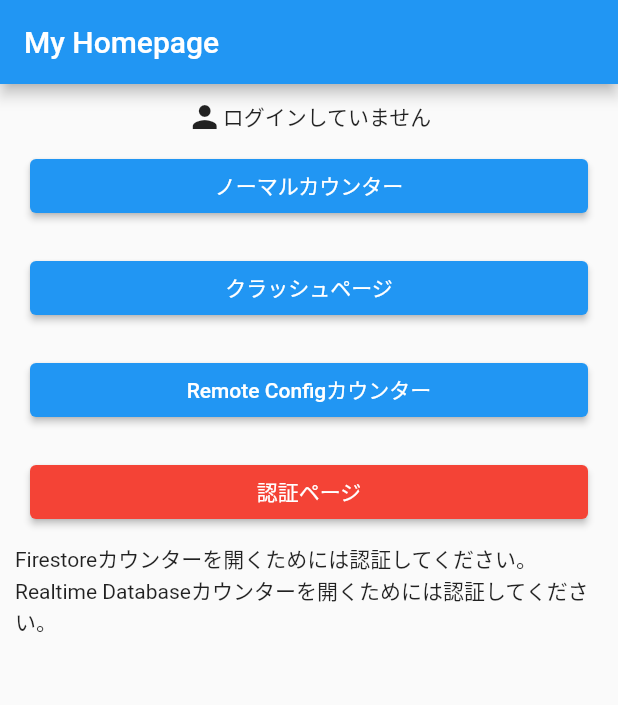
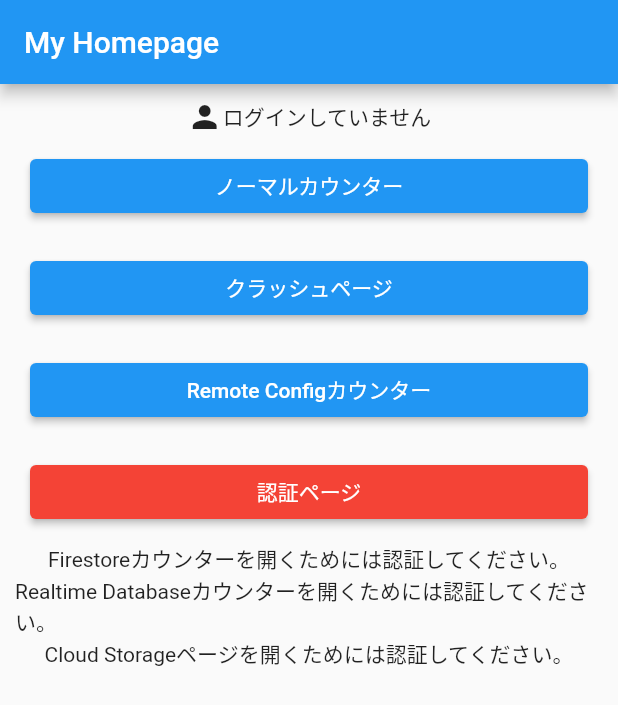
Before and after one commit to snova301/counter_firebase, a Flutter app: the screen it shows after launch, on a phone screen of 412 x 824 dp. Shown: the top 705 px of the screen. Run offline on Flutter 3.47's test engine with Material 2 defaults, Android fonts, the phone set to English and light mode, and no system bars; our stand-ins replace cloud_firestore, firebase_analytics, firebase_auth, firebase_core, firebase_crashlytics, firebase_database and 4 more; accounts and stored records are empty; generated files the repository leaves out were written again.

Commit message:
8_cloud_storage

```diff
--- a/lib/main.dart
+++ b/lib/main.dart
@@ -1,6 +1,5 @@
 /// Flutter関係のインポート
-import 'package:counter_firebase/firestore_page.dart';
-import 'package:counter_firebase/realtime_database_page.dart';
+import 'package:flutter/foundation.dart';
 import 'package:flutter/material.dart';
 import 'package:flutter_riverpod/flutter_riverpod.dart';
 import 'dart:async';
@@ -8,6 +7,9 @@ import 'dart:async';
 /// Firebase関係のインポート
 import 'package:firebase_core/firebase_core.dart';
 import 'firebase_options.dart';
+import 'package:counter_firebase/cloud_storage.dart';
+import 'package:counter_firebase/firestore_page.dart';
+import 'package:counter_firebase/realtime_database_page.dart';
 import 'package:firebase_analytics/firebase_analytics.dart';
 import 'package:firebase_crashlytics/firebase_crashlytics.dart';
 import 'package:firebase_auth/firebase_auth.dart';
@@ -18,6 +20,11 @@ import 'package:counter_firebase/crash_page.dart';
 import 'package:counter_firebase/auth_page.dart';
 import 'package:counter_firebase/remote_config_page.dart';
 
+/// プラットフォームの確認
+final isAndroid =
+    defaultTargetPlatform == TargetPlatform.android ? true : false;
+final isIOS = defaultTargetPlatform == TargetPlatform.iOS ? true : false;
+
 /// メイン
 void main() async {
   /// クラッシュハンドラ
@@ -26,7 +33,7 @@ void main() async {
     WidgetsFlutterBinding.ensureInitialized();
 
     await Firebase.initializeApp(
-      name: 'counterFirebase',
+      name: isAndroid || isIOS ? 'counterFirebase' : null,
       options: DefaultFirebaseOptions.currentPlatform,
     );
 
@@ -118,11 +125,24 @@ class MyHomePage extends ConsumerWidget {
           FirebaseAuth.instance.currentUser?.uid != null
               ? _PagePushButton(context, 'Firestoreカウンター',
                   const FirestorePage(), Colors.green)
-              : const Text('Firestoreカウンターを開くためには認証してください。'),
+              : Container(
+                  alignment: Alignment.center,
+                  child: const Text('Firestoreカウンターを開くためには認証してください。'),
+                ),
           FirebaseAuth.instance.currentUser?.uid != null
               ? _PagePushButton(context, 'Realtime Databaseカウンター',
                   const RealtimeDatabasePage(), Colors.green)
-              : const Text('Realtime Databaseカウンターを開くためには認証してください。'),
+              : Container(
+                  alignment: Alignment.center,
+                  child: const Text('Realtime Databaseカウンターを開くためには認証してください。'),
+                ),
+          FirebaseAuth.instance.currentUser?.uid != null
+              ? _PagePushButton(context, 'Cloud Storageページ',
+                  const CloudStoragePage(), Colors.green)
+              : Container(
+                  alignment: Alignment.center,
+                  child: const Text('Cloud Storageページを開くためには認証してください。'),
+                ),
         ],
       ),
     );
--- a/pubspec.yaml
+++ b/pubspec.yaml
@@ -36,6 +36,7 @@ dependencies:
   cupertino_icons: ^1.0.2
 
   flutter_riverpod: ^1.0.4
+  image_picker: ^0.8.5
 
   firebase_core: ^1.17.0
   firebase_analytics: ^9.1.8
```
Also changed, not shown: lib/cloud_storage.dart (added, +121 -0 lines).
